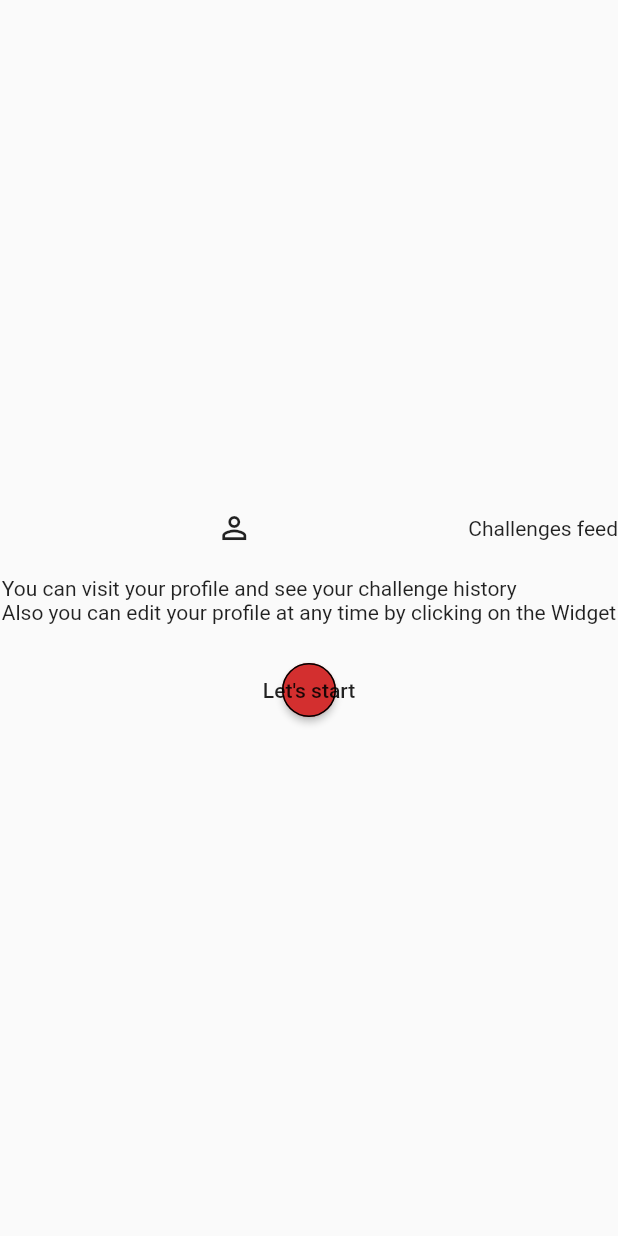
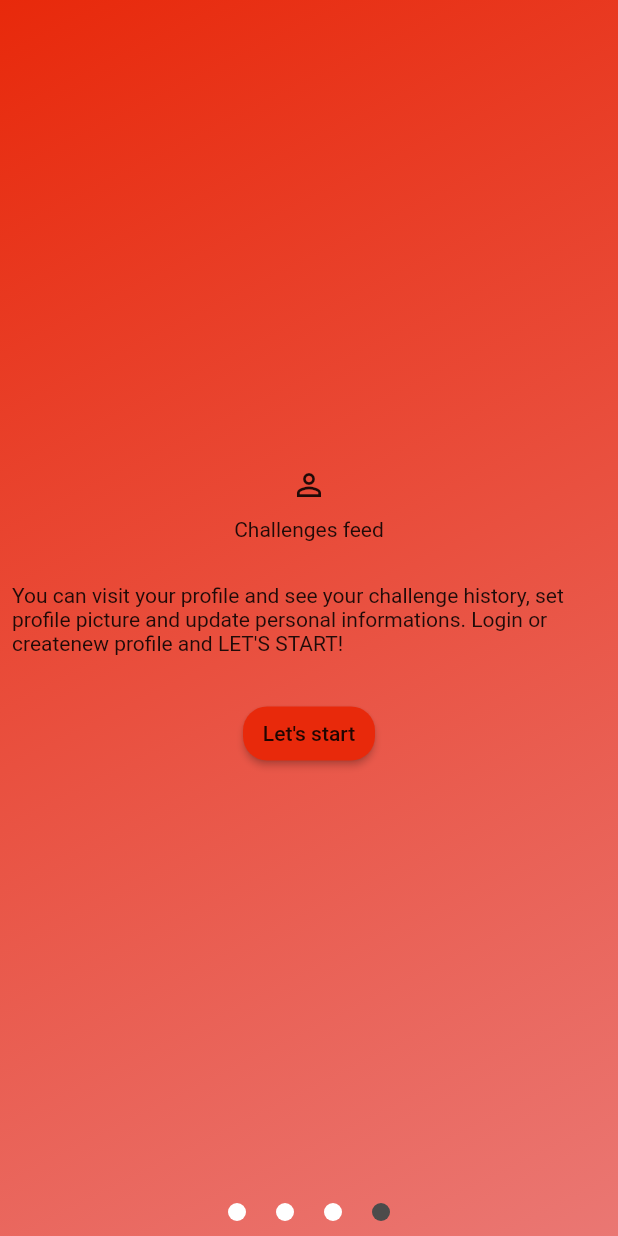
Before and after one commit to partnercloudsupport/proba1, a Flutter app: the OpenForFirstTime screen opened by its route, swiped to page 4, on a phone screen of 412 x 824 dp. Run offline on Flutter 3.47's test engine with Material 2 defaults, Android fonts, the phone set to English and light mode, and no system bars; drawn by our look-alikes of page_indicator; our stand-ins replace cloud_firestore, firebase_auth, firebase_storage, image_picker, shared_preferences; accounts and stored records are empty.

```diff
--- a/lib/main.dart
+++ b/lib/main.dart
@@ -1,4 +1,5 @@
 import 'package:flutter/material.dart';
+import 'package:shared_preferences/shared_preferences.dart';
 import './pages/login.dart';
 import './pages/registration.dart';
 import './pages/main_page/main_screen.dart';
@@ -10,18 +11,46 @@ import './pages/first_time_opening_app.dart';
 void main () => runApp(Challenger());
 
 
-class Challenger extends StatelessWidget {
+class Challenger extends StatefulWidget {
+
+  @override
+  _ChallengerState createState() => _ChallengerState();
+}
+
+class _ChallengerState extends State<Challenger> {
+  bool _alreadyInstalled = false;
+
+
+  @override
+  void initState() {
+    super.initState();
+    _checkIfSeen();
+
+  }
+
+  Future _checkIfSeen() async {
+    final prefs = await SharedPreferences.getInstance();
+    final _seen = (prefs.getBool('seen') ?? false);
+
+    if (_seen) {
+        setState(() {
+          _alreadyInstalled = true;
+        });
+    }
+    else {prefs.setBool('seen', true);}
+  }
+
   @override
   Widget build(BuildContext context) {
     return MaterialApp(
           debugShowCheckedModeBanner: false,
           theme: ThemeData(
-              primaryColor: Colors.red[700],
-              buttonColor: Colors.red[700],
+              primaryColor: Color(0xFFE8290B),
+              buttonColor: Colors.red,
               textSelectionColor: Colors.white
           ),
           title: "Challenger",
-          home: LoginPage(),
+          home: _alreadyInstalled ? LoginPage() : OpenForFirstTime(),
           routes: <String, WidgetBuilder> {
             "/login" : (BuildContext context) => LoginPage(),
             "/registration" : (BuildContext context) => RegistrationPage(user: UserManagement(),),
--- a/lib/pages/first_time_opening_app.dart
+++ b/lib/pages/first_time_opening_app.dart
@@ -1,6 +1,7 @@
 import 'dart:async';
 import 'package:flutter/material.dart';
 import 'package:shared_preferences/shared_preferences.dart';
+import 'package:page_indicator/page_indicator.dart';
 
 class OpenForFirstTime extends StatefulWidget {
   @override
@@ -8,7 +9,6 @@ class OpenForFirstTime extends StatefulWidget {
 }
 
 class _OpenForFirstTimeState extends State<OpenForFirstTime> {
-
   //POKRECE SE SAMO PRVI PUT KAD SE PALI APP...
 
   PageController _pageController;
@@ -16,7 +16,16 @@ class _OpenForFirstTimeState extends State<OpenForFirstTime> {
   @override
   Widget build(BuildContext context) {
     return Scaffold(
-      body: PageView(
+      body: Container(
+        decoration: BoxDecoration(
+            gradient: LinearGradient(
+                colors: [Color(0xFFE8290B), Color(0xFFEA7773)],
+                begin: FractionalOffset.topLeft,
+                end: FractionalOffset.bottomRight,
+                stops: [0.0, 1.0],
+                tileMode: TileMode.clamp)),
+        child: PageIndicatorContainer(
+          pageView: PageView(
             controller: _pageController,
             children: <Widget>[
               pageOne(),
@@ -25,6 +34,15 @@ class _OpenForFirstTimeState extends State<OpenForFirstTime> {
               pageFour(context)
             ],
           ),
+          align: IndicatorAlign.bottom,
+          length: 4,
+          indicatorSpace: 20.0,
+          padding: const EdgeInsets.all(10),
+          indicatorColor: Colors.white,
+          indicatorSelectorColor: Color(0xFF4C4B4B),
+          shape: IndicatorShape.circle(size: 12),
+        ),
+      ),
     );
   }
 
@@ -32,9 +50,9 @@ class _OpenForFirstTimeState extends State<OpenForFirstTime> {
   void initState() {
     super.initState();
     _pageController = PageController(initialPage: 0);
-    Timer(Duration(milliseconds: 200), () {
-      _checkIfSeen();
-    });
+ //   Timer(Duration(milliseconds: 100), () {
+   //   _checkIfSeen();
+  //  });
   }
 
   @override
@@ -43,95 +61,100 @@ class _OpenForFirstTimeState extends State<OpenForFirstTime> {
     super.dispose();
   }
 
-  Future _checkIfSeen () async {
+  /*Future _checkIfSeen() async {
     final prefs = await SharedPreferences.getInstance();
     final _seen = (prefs.getBool('seen') ?? false);
 
-    if (_seen) {Navigator.of(context).pushReplacementNamed("/main_page");}
-    else {
+    if (_seen) {
+      Navigator.of(context).pushReplacementNamed("/main_page");
+    } else {
       prefs.setBool('seen', true);
-      //Navigator.of(context).pushReplacement(
-        //  new MaterialPageRoute(builder: (context) => new IntroScreen()));
     }
+  }*/
+
+  Widget pageOne() {
+    return Center(
+        child: Column(
+            crossAxisAlignment: CrossAxisAlignment.center,
+            mainAxisAlignment: MainAxisAlignment.center,
+            children: <Widget>[
+                 Text("Welcome to Challenger"),
+                Text("Place where you can find all kinds of challenges"),
+                SizedBox(height: 40.0,),
+                Text("Try it and see if you are next challenge master"),
+        ],
+      )
+    );
   }
 
-  Widget pageOne () {
+  Widget pageTwo() {
     return Center(
-      child: SingleChildScrollView(
       child: Column(
+        crossAxisAlignment: CrossAxisAlignment.center,
+        mainAxisAlignment: MainAxisAlignment.center,
         children: <Widget>[
-            Text("Welcome to Challenger \n Place to find all kinds of challenges"),
-            SizedBox(height: 40.0),
-            Text("Try it and see if you are next challenge master")
+          Icon(Icons.add),
+          SizedBox(height: 10.0),
+          Text("Button for adding new challenge"),
+          SizedBox(height: 30.0),
+          Padding(
+            padding: EdgeInsets.all(8.0),
+            child: Text(
+                "Clicking on this button you will start proces of adding new challenge."
+                " Enter name, description and duration of the challenge and photo of course"),
+          )
         ],
-        ),
       ),
     );
   }
-  Widget pageTwo () {
+
+  Widget pageThree() {
     return Center(
-      child: SingleChildScrollView(
       child: Column(
+        crossAxisAlignment: CrossAxisAlignment.center,
+        mainAxisAlignment: MainAxisAlignment.center,
         children: <Widget>[
-            Row(
-              children: <Widget>[
-                Expanded(child: Icon(Icons.add)),
-                Text("Add new challenge")
+          Icon(Icons.new_releases),
+          SizedBox(height: 10.0),
+          Text("Challenges feed"),
+          SizedBox(height: 20.0),
+          Padding(
+            padding: EdgeInsets.all(8.0),
+            child: Text("Place where all the challenges on the world will be posted."
+                " Keep scrolling and you might find perfect challenge for you"),
+          )
         ],
       ),
-            SizedBox(height: 20.0),
-            Text("Clicking on this button you will start proces of adding new challenge \n"
-                "Enter name, description and duration of the challenge and photo of course")
-          ],
-        ),
-      )
-    );
-  }
-  Widget pageThree () {
-    return Center(
-        child: SingleChildScrollView(
-          child: Column(
-            children: <Widget>[
-              Row(
-                children: <Widget>[
-                  Expanded(child: Icon(Icons.new_releases)),
-                  Text("Challenges feed")
-                ],
-              ),
-              SizedBox(height: 20.0),
-              Text("Place where all the challenges on the world will be posted \n"
-                  "Keep scrolling and you might find perfect challenge for you")
-            ],
-          ),
-        )
     );
   }
 
   Widget pageFour(BuildContext context) {
     return Center(
-        child: SingleChildScrollView(
       child: Column(
+        crossAxisAlignment: CrossAxisAlignment.center,
+        mainAxisAlignment: MainAxisAlignment.center,
         children: <Widget>[
-              Row(
-                children: <Widget>[
-                  Expanded(child: Icon(Icons.person_outline)),
-                  Text("Challenges feed")
-                ],
+          Icon(Icons.person_outline),
+          SizedBox(height: 10.0),
+          Text("Challenges feed"),
+          SizedBox(height: 20.0),
+          Padding(
+            padding: EdgeInsets.all(8.0),
+            child: Text("You can visit your profile and see your challenge history,"
+            " set profile picture and update personal informations. Login or create"
+                "new profile and LET'S START!"),
           ),
-              SizedBox(height: 20.0),
-              Text("You can visit your profile and see your challenge history \n"
-                  "Also you can edit your profile at any time by clicking on the ${Icon(Icons.settings)}"),
           SizedBox(height: 20.0),
           RaisedButton(
               padding: EdgeInsets.all(8.0),
               child: Text("Let's start"),
               color: Theme.of(context).primaryColor,
-                  shape: CircleBorder(side: BorderSide(style: BorderStyle.solid)),
-                  onPressed: () {Navigator.of(context).pushReplacementNamed("/main_page");}
-              )
+              shape: RoundedRectangleBorder(borderRadius: BorderRadius.circular(16.0)),
+              onPressed: () {
+                Navigator.of(context).pushReplacementNamed("/main_page");
+              })
         ],
       ),
-        )
     );
   }
 }
--- a/lib/pages/main_page/feed.dart
+++ b/lib/pages/main_page/feed.dart
@@ -41,6 +41,8 @@ class _FeedState extends State<Feed> {
         .getDocuments();
     if (queryResult.documents.isNotEmpty){
       print(queryResult.documents.length);
+      //ULAZI U PRVU DOKUMENT I KUPI SVE NJEGOVE CHALLENGE, PA U DRUGI ITD, SVI PODACI JEDNOG
+      //CHALLENGA SE UPISUJU U KONSTRUKTOR
       for (int i=0; i < queryResult.documents.length; ++i){
         for (int j=0; j < queryResult.documents[i].data['total_challenges']; ++j){
           widget.challengesInfo.username = queryResult.documents[i].data['username'];
@@ -52,7 +54,7 @@ class _FeedState extends State<Feed> {
           widget.challengesInfo.duration = queryResult.documents[i].data['challenges'][j]['duration'];
           print(widget.challengesInfo.duration);
           print("------------------------------------------");
-
+          //PRAZNA LISTA KONSTRUKTORA, OVDE SE UPISUJU SVI CHALLENGE JEDAN ZA DRUGIM
           allChallenges.add(widget.challengesInfo);
         }
       }
--- a/lib/pages/main_page/profile.dart
+++ b/lib/pages/main_page/profile.dart
@@ -42,7 +42,7 @@ class _ProfileScreenState extends State<ProfileScreen> {
                       alignment: Alignment.bottomRight,
                       padding: EdgeInsets.only(right: 8.0),
                       child: Text("User info")),
-                  Divider(color: Theme.of(context).primaryColor, indent: 0.0),
+                  Divider(color: Theme.of(context).primaryColor, indent: 80.0),
                   showUserInfo("${model.firstName} ${model.lastName}",
                       Icons.account_circle),
                   showUserInfo("${model.birthDate}", Icons.date_range),
```
Also changed, not shown: pubspec.yaml (+7 -5 lines), pubspec.lock. Lines whose indentation alone changed are shown as unchanged.
